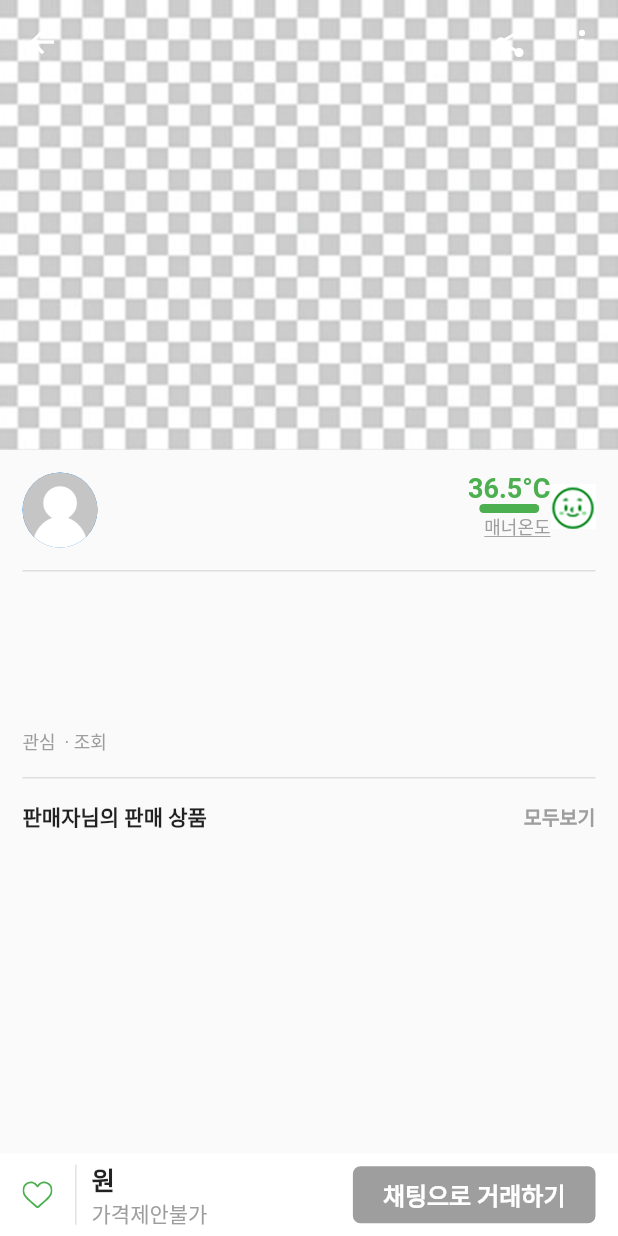
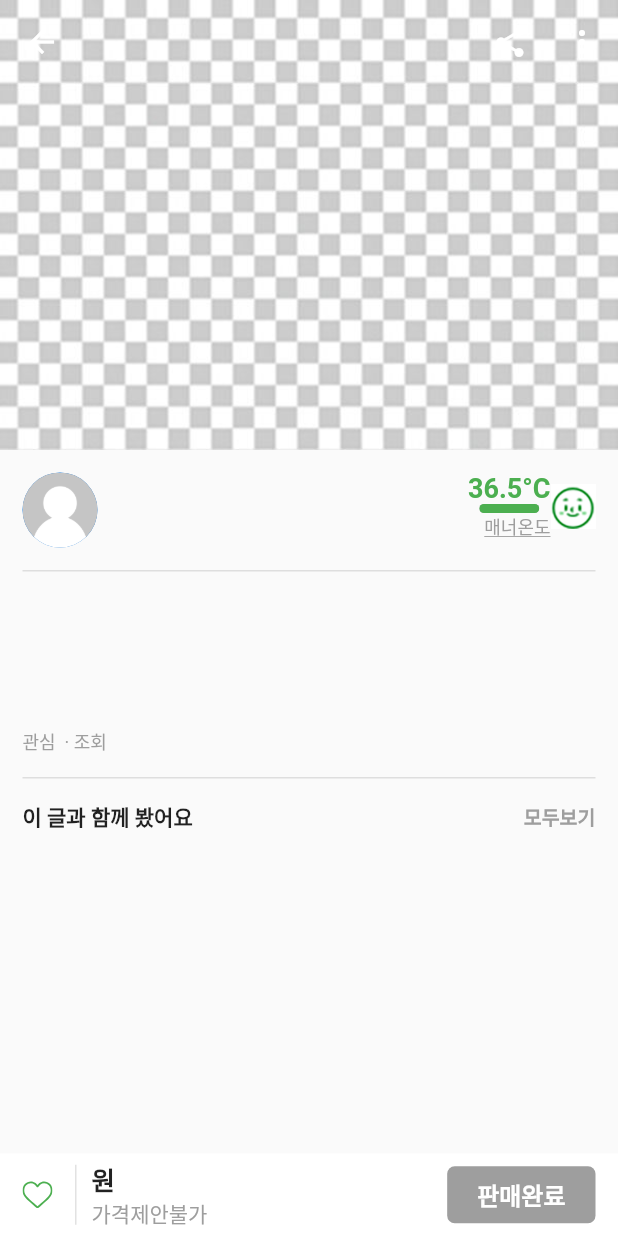
Before and after one commit to Mkyupark/Hakgeun_Market, a Flutter app: the Detail screen opened directly with empty values, on a phone screen of 412 x 824 dp. Run offline on Flutter 3.47's test engine with Material 2 defaults, Android fonts, the phone set to English and light mode, and no system bars; our stand-ins replace cloud_firestore, firebase_auth, firebase_core, flutter_svg, get, image_picker; accounts and stored records are empty; statements that could not run were skipped.

Commit message:
판매자의 다른상품 => 콘텐츠 카테고리별로 나오게 수정(최대6개까지 나옴) 관심 수 업데이트 기능 구현(firebase연결만 어떻게 하면 됨) 판매완료 됬을 시 UI 구현완료(기능만 구현 하면 됨.) 판매완료 기능 : ex) 구매자닉네임이 null이 아닐 때 판매완료로 하면됨, 쉽게말해서 구매자 닉네임이 null이 아니면 구매자가 생긴거니깐 판매완료

```diff
--- a/lib/pages/MyPage/profile_screen.dart
+++ b/lib/pages/MyPage/profile_screen.dart
@@ -23,7 +23,7 @@ class ProfilePage extends State<ProfileScreen> {
     final user = userProvider.user;
 
     if (user != null) {
-      navProvider.updatePage(3);
+
       return Scaffold(
         body: ListView(
           children: <Widget>[
--- a/lib/pages/detail.dart
+++ b/lib/pages/detail.dart
@@ -24,9 +24,12 @@ class Detail extends StatefulWidget {
 class _DetailState extends State<Detail> {
   late Goods? goodsData;
   late List<Goods> goodsList;
+  late String selectedCategory = "전체";
   final UserProvider _userProvider = UserProvider();
   var isLoading = true;
-  bool isHeartOn = false;
+  late bool isHeartOn;
+  late bool isSoldOut;
+  late int likeCount;
 
 // 채팅방 이름 생성을 도와주는 함수
   String _generateChatRoomName(String nickName1, String nickName2) {
@@ -81,6 +84,9 @@ class _DetailState extends State<Detail> {
   void initState() {
     // 위젯이 생성될 때 Firebase에서 데이터를 가져옴.(상태초기화)
     super.initState();
+    isHeartOn = false;
+    isSoldOut = true;
+    likeCount = int.parse(widget.goods.likeCnt ?? "0");
     goodsData = widget.goods;
     goodsList = widget.goodsDataList;
   }
@@ -221,10 +227,10 @@ class _DetailState extends State<Detail> {
                         ),
                       ),
                       Text(
-                        goodsData!.loc ?? "",
+                        goodsData!.loc ?? "금오공과대학교",
                         style: TextStyle(
-                          fontWeight: FontWeight.bold,
-                          fontSize: 16,
+                          color: Colors.grey,
+                          fontSize: 13,
                         ),
                       ),
                     ],
@@ -294,7 +300,6 @@ class _DetailState extends State<Detail> {
                   ),
                 ),
                 const SizedBox(width: 5),
-
               ],
             ),
             const SizedBox(height: 15),
@@ -322,7 +327,7 @@ class _DetailState extends State<Detail> {
               mainAxisAlignment: MainAxisAlignment.spaceBetween,
               children: [
                 Text(
-                  "판매자님의 판매 상품",
+                  "이 글과 함께 봤어요",
                   style: TextStyle(
                     fontSize: 14,
                     fontWeight: FontWeight.bold,
@@ -357,13 +362,18 @@ class _DetailState extends State<Detail> {
         children: [
           GestureDetector(
             onTap: () {
+
               if (isHeartOn == false) {
                 setState(() {
+                  incrementLikeCount();
+                  widget.goods.likeCnt = likeCount.toString();
+                  //관심 수 업데이트 함수(goods.likeCnt Update)
+                  //addMyFavoriteContent(widget.goods);
                   isHeartOn = !isHeartOn;
                 });
                 ScaffoldMessenger.of(context).showSnackBar(SnackBar(
                   content: const Text("관심목록에 등록되었습니다."),
-                  duration: const Duration(seconds: 2),
+                  duration: const Duration(seconds: 1),
                   action: SnackBarAction(
                     label: '취소',
                     onPressed: () {
@@ -377,7 +387,7 @@ class _DetailState extends State<Detail> {
                 ScaffoldMessenger.of(context).showSnackBar(
                   const SnackBar(
                     content: Text("관심목록에서 해제했습니다."),
-                    duration: Duration(seconds: 3),
+                    duration: Duration(seconds: 1),
                   ),
                 );
                 setState(() {
@@ -426,12 +436,21 @@ class _DetailState extends State<Detail> {
                       const EdgeInsets.symmetric(horizontal: 20, vertical: 7),
                   decoration: BoxDecoration(
                     borderRadius: BorderRadius.circular(5),
-                    color: goodsData!.username == currentUser!.nickName
+                    color: (goodsData!.username == currentUser!.nickName || isSoldOut)
                         ? Colors
-                            .grey // Change the color to grey if usernames match
+                            .grey // Change the color to grey if usernames match, 판매완료시에도 바꿈.
                         : Colors.green, // Use green otherwise
                   ),
-                  child: GestureDetector(
+                  child: isSoldOut
+                  ? const Text(
+                    "판매완료",
+                    style: TextStyle(
+                      fontWeight: FontWeight.bold,
+                      color: Colors.white,
+                      fontSize: 16,
+                    ),
+                    )
+                  : GestureDetector(
                     onTap: goodsData!.username == currentUser.nickName
                         ? null // Disable onTap if usernames match
                         : () async {
@@ -477,6 +496,11 @@ class _DetailState extends State<Detail> {
     // if (isLoading) {
     //   return Center(child: CircularProgressIndicator());
     // }
+    selectedCategory = goodsData!.category;
+    List<Goods> filteredGoods = widget.goodsDataList
+    .where((goods) => goods.category == selectedCategory)
+    .take(6)
+    .toList();
 
     return CustomScrollView(slivers: [
       SliverList(
@@ -498,19 +522,14 @@ class _DetailState extends State<Detail> {
               crossAxisCount: 2, mainAxisSpacing: 10, crossAxisSpacing: 10),
           delegate: SliverChildBuilderDelegate(
             (BuildContext context, int index) {
+              Goods goods = filteredGoods[index];
               // goodsDataList에서 각 아이템 가져오기
-              if (widget.goodsDataList == null ||
-                  index >= widget.goodsDataList.length) {
+              if (filteredGoods == null ||
+                  index >= filteredGoods.length) {
                 // goodsDataList가 null이거나 인덱스가 범위를 벗어날 경우 에러 방지
                 return Container();
               }
-              Goods goods = widget.goodsDataList[index];
-
-              // if (goods.photoList == null || goods.photoList!.isEmpty) {
-              //   // photoList가 null이거나 비어 있을 경우 에러 방지
-              //   return Container();
-              // }
-
+               //if( firebase에서 갖고온 goods.category  == goods.category){
                 return InkWell(
                   onTap: () {
                     Navigator.push(
@@ -559,8 +578,12 @@ class _DetailState extends State<Detail> {
                     ),
                   ),
                 );
+              // if (goods.photoList == null || goods.photoList!.isEmpty) {
+              //   // photoList가 null이거나 비어 있을 경우 에러 방지
+              //   return Container();
+              // }
             },
-            childCount: widget.goodsDataList?.length ?? 0,
+            childCount: filteredGoods.length,
           ),
         ),
       ),
@@ -575,4 +598,16 @@ class _DetailState extends State<Detail> {
         body: _bodyWidget(),
         bottomNavigationBar: _bottomBarWidget());
   }
+
+  void incrementLikeCount(){
+    setState(() {
+      likeCount++;
+    });
   }
+  // 관심목록 등록하는 함수
+  // void addMyFavoriteContent(Goods goods) async{
+  //   final GoodsService goodsService = GoodsService();
+  //   await goodsService.updateGoodsModel(widget.goods);
+  // }
+
+}
```
Lines whose indentation alone changed are shown as unchanged.
